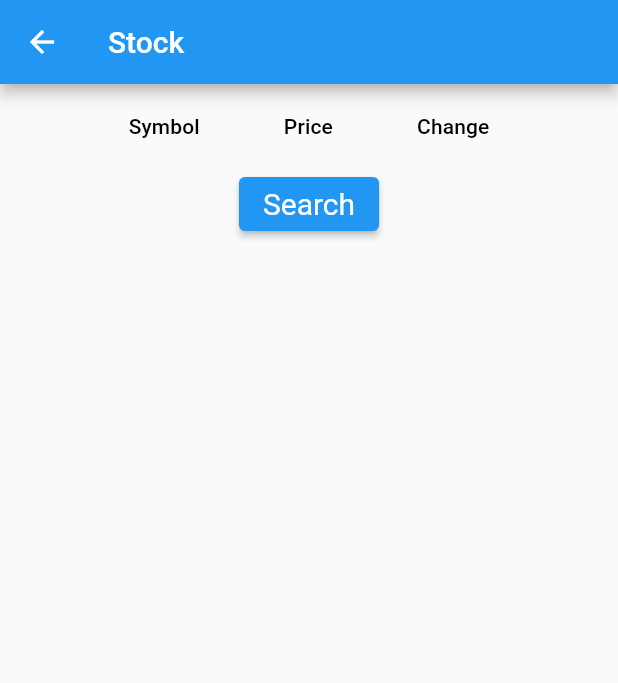
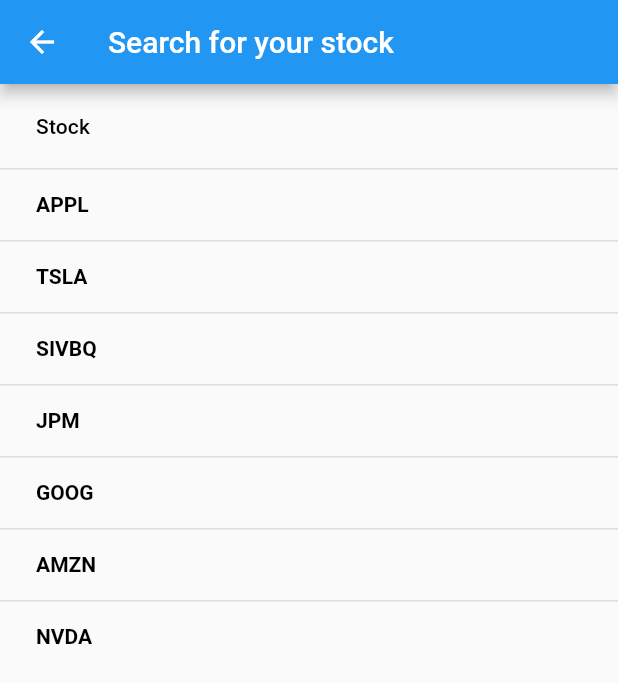
Before and after one commit to svhsp/learning, a Flutter app: the StocksPage screen opened by its route, after a tap on "Search", on a phone screen of 412 x 824 dp. Shown: the top 683 px of the screen. Run offline on Flutter 3.47's test engine with Material 2 defaults, Android fonts, the phone set to English and light mode, and no system bars; our stand-ins replace cloud_firestore, dio, firebase_auth, firebase_core; missing offline and left inert: yahoofin; accounts and stored records are empty; network calls fail.

Commit message:
second commit

```diff
--- a/stocks_app/lib/pages/main.dart
+++ b/stocks_app/lib/pages/main.dart
@@ -46,7 +46,7 @@ class MyApp extends StatelessWidget {
         '/': (context) => const MyHomePage(title: "Sign Up"),
         '/login': (context) => const loginPage(title: "Login"),
         '/homePage': (context) => const StocksPage(title: "Stock"),
-        '/homepage/search' : (context) => const
+        '/search' : (context) => const search_page(title:"Search for your stock"),
       },
     );
   }
--- a/stocks_app/lib/pages/search_stocks.dart
+++ b/stocks_app/lib/pages/search_stocks.dart
@@ -7,17 +7,22 @@ import '../Resources/firebase_options.dart';
 import '../Resources/firebase_constants.dart';
 import 'emailandpassword sign in.dart';
 import 'stockpage.dart';
+import 'main.dart';
 import 'demo_future_builder.dart';
-import 'search_stocks.dart';
 
-class search extends StatefulWidget {
-  const search({super.key, required this.title});
+
+class search_page extends StatefulWidget {
+  const search_page({super.key, required this.title});
   final String title;
   @override
-  State<search> createState() => _search();
+  State<search_page> createState() => _search();
 }
 
-class _search extends State<homepage>{
+final List<String> allStocks = [
+  "APPL", "TSLA", "SIVBQ", "JPM", "GOOG", "AMZN", "NVDA"
+];
+
+class _search extends State<search_page>{
   @override
   Widget build(BuildContext context) {
     return Scaffold(
@@ -26,22 +31,29 @@ class _search extends State<homepage>{
       ),
       body: Center(
         child: Column(
-            mainAxisAlignment: MainAxisAlignment.center,
-            crossAxisAlignment: CrossAxisAlignment.center,
-            children: <Widget>[
-              ElevatedButton(
-                  onPressed: () {
-                    Navigator.pushNamed(context, '/login');
-                  },
-                  child: const Text('logout'),
-                  style: ElevatedButton.styleFrom(
-                    primary: Colors.deepOrangeAccent[800],
-                    onPrimary: Colors.white,
-                    textStyle: TextStyle(fontSize:20),
-                  )
-              ),
-            ]),
+          children: [
+            DataTable(columns: const [
+              DataColumn(label: Text("Stock")),
+            ], rows: buildListView(allStocks)),
+          ],
+        ),
       ),
     );
   }
 }
+
+List<DataRow> buildListView(List<dynamic> stocks)  {
+  List<DataRow> output = [];
+  try {
+    for (int i = 0; i < stocks.length; i++) {
+      output.add(DataRow(cells: [
+        DataCell(Text(stocks[i], style: TextStyle(fontWeight: FontWeight.bold, color: Colors.black))),
+      ]));
+    }
+  } catch(e){
+    output.add(DataRow(cells: [
+      DataCell(Text("ERROR", style: TextStyle(fontWeight: FontWeight.bold, color: Colors.red))),
+    ]));
+  }
+  return output;
+}
--- a/stocks_app/lib/pages/stockpage.dart
+++ b/stocks_app/lib/pages/stockpage.dart
@@ -18,14 +18,13 @@ import 'dart:math';
 import 'package:intl/intl.dart';
 import 'package:mongles/Widgets/stockclass.dart';
 import 'package:async/async.dart';
+List<String> stockIds = ["APPL", "TSLA", "AMZN"];
+
 void main(){
-  Future<List<Stocks>> result = getStock(['APE','SVB','KAB']);
+  Future<List<Stocks>> result = getStock(stockIds);
   result.then((value) => print("done")).catchError((value) => print("amogues"));
 }
 
-final List<String> allStocks = [
-  "APPL", "TSLA", "SIVBQ", "JPM", "GOOG", "AMZN", "NVDA"
-];
 class StocksPage extends StatefulWidget {
   const StocksPage({super.key, required this.title});
   final String title;
@@ -35,7 +34,6 @@ class StocksPage extends StatefulWidget {
 }
 
 class _StocksPageState extends State<StocksPage> {
-  List<String> stockIds = ["APPL", "GAMESTOP", "SVB"];
   List<Stocks> stockList = [];
   List<Stocks> output69 = [];
   void getStockInfo(List<String> stockIds) {
@@ -66,7 +64,7 @@ class _StocksPageState extends State<StocksPage> {
             ], rows: buildTable(stockList)),
             ElevatedButton(
                 onPressed: () {
-                  print("amogs");
+                  Navigator.pushNamed(context, '/search');
                 },
                 child: const Text('Search'),
                 style: ElevatedButton.styleFrom(
```
